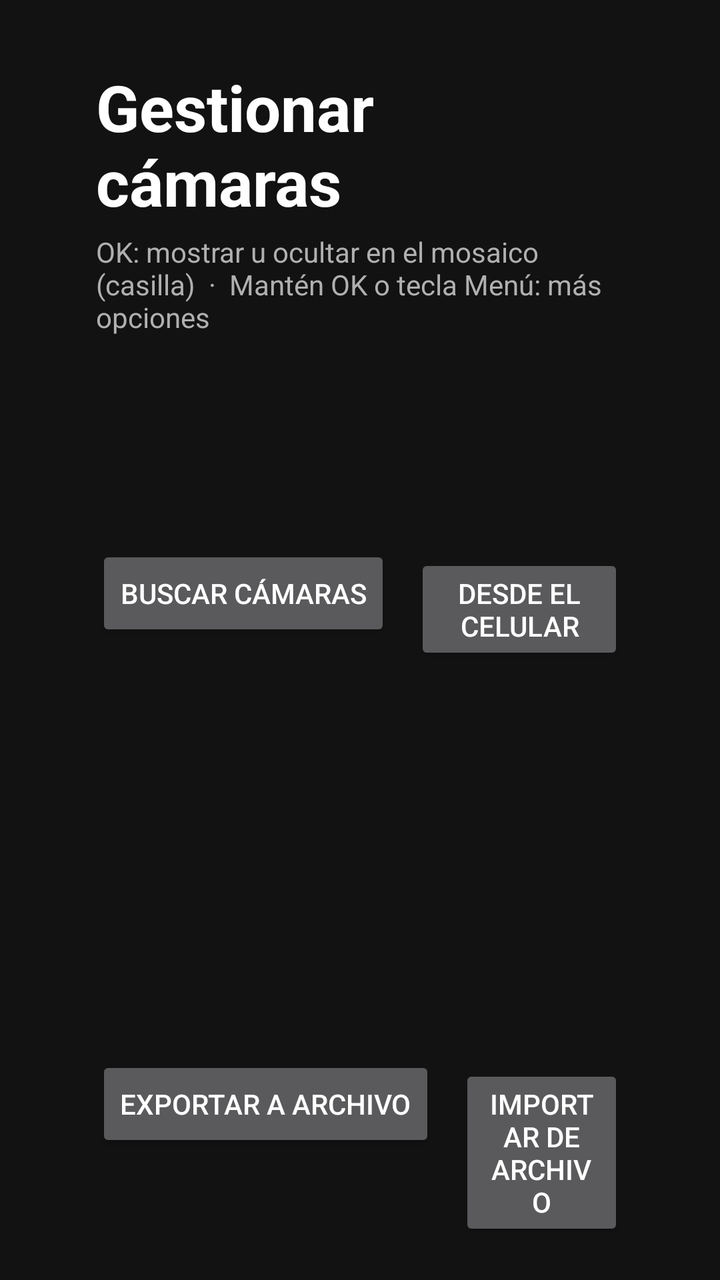
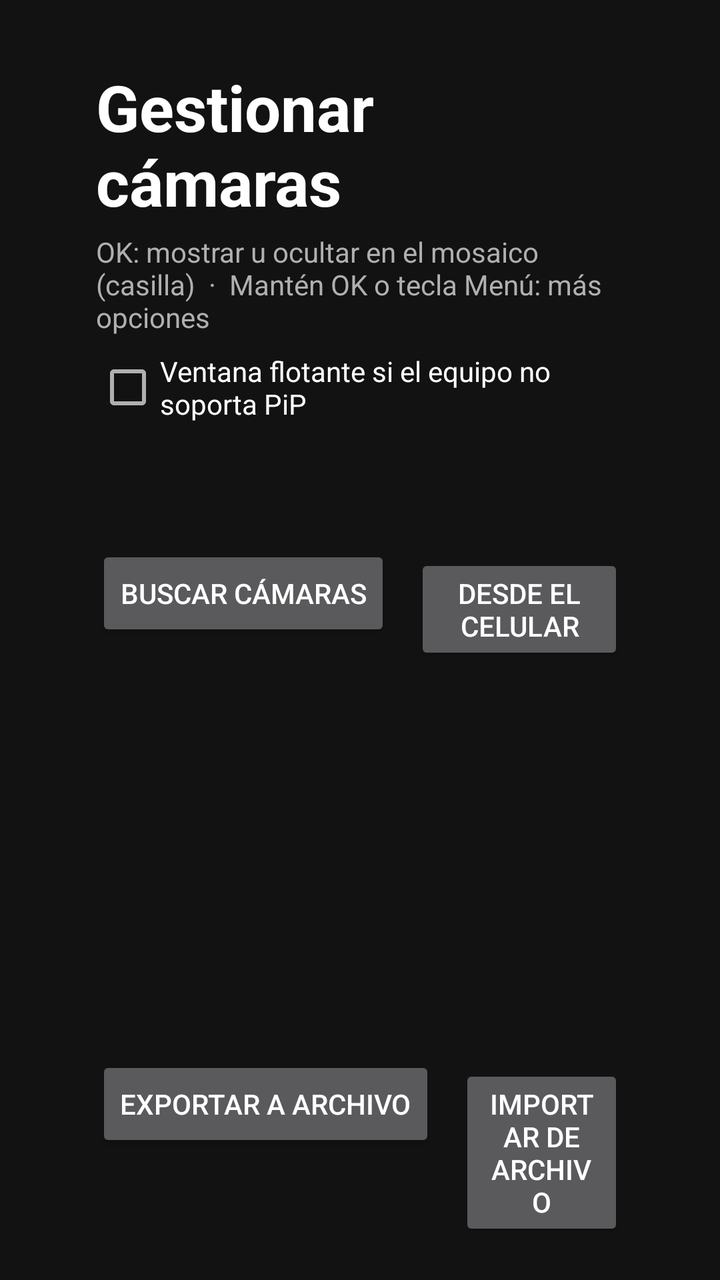

Two renders of the same Android screen: before a commit and after it. Below are the layout's source before the change and the commit's diff.
<!-- AndroidManifest.xml: application theme Theme.TvCamPip -->
<!-- res/layout/activity_manage.xml -->
<?xml version="1.0" encoding="utf-8"?>
<LinearLayout xmlns:android="http://schemas.android.com/apk/res/android"
    android:layout_width="match_parent"
    android:layout_height="match_parent"
    android:background="@color/bg"
    android:orientation="vertical"
    android:paddingStart="48dp"
    android:paddingTop="32dp"
    android:paddingEnd="48dp"
    android:paddingBottom="24dp">

    <TextView
        android:layout_width="wrap_content"
        android:layout_height="wrap_content"
        android:text="Gestionar cámaras"
        android:textColor="@color/text_primary"
        android:textSize="32sp"
        android:textStyle="bold" />

    <TextView
        android:layout_width="wrap_content"
        android:layout_height="wrap_content"
        android:layout_marginTop="4dp"
        android:text="OK: mostrar u ocultar en el mosaico (casilla)  ·  Mantén OK o tecla Menú: más opciones"
        android:textColor="@color/text_secondary"
        android:textSize="14sp" />

    <ListView
        android:id="@+id/list"
        android:layout_width="match_parent"
        android:layout_height="0dp"
        android:layout_marginTop="12dp"
        android:layout_weight="1"
        android:divider="@android:color/transparent"
        android:dividerHeight="4dp"
        android:listSelector="@color/focus" />

    <TextView
        android:id="@+id/empty"
        android:layout_width="match_parent"
        android:layout_height="0dp"
        android:layout_weight="1"
        android:gravity="center"
        android:text="Aún no hay cámaras.\nBúscalas con ONVIF, agrégalas desde el celular o escribe su URL RTSP."
        android:textColor="@color/text_secondary"
        android:textSize="18sp"
        android:visibility="gone" />

    <LinearLayout
        android:layout_width="match_parent"
        android:layout_height="wrap_content"
        android:layout_marginTop="8dp"
        android:orientation="horizontal">

        <Button
            android:id="@+id/btnDiscover"
            android:layout_width="wrap_content"
            android:layout_height="wrap_content"
            android:text="Buscar cámaras" />

        <Button
            android:id="@+id/btnPhone"
            android:layout_width="wrap_content"
            android:layout_height="wrap_content"
            android:layout_marginStart="12dp"
            android:text="Desde el celular" />

        <Button
            android:id="@+id/btnAdd"
            android:layout_width="wrap_content"
            android:layout_height="wrap_content"
            android:layout_marginStart="12dp"
            android:text="Agregar manual" />

        <Button
            android:id="@+id/btnUpdate"
            android:layout_width="wrap_content"
            android:layout_height="wrap_content"
            android:layout_marginStart="12dp"
            android:text="Actualizar app" />
    </LinearLayout>

    <LinearLayout
        android:layout_width="match_parent"
        android:layout_height="wrap_content"
        android:layout_marginTop="4dp"
        android:orientation="horizontal">

        <Button
            android:id="@+id/btnExport"
            android:layout_width="wrap_content"
            android:layout_height="wrap_content"
            android:text="Exportar a archivo" />

        <Button
            android:id="@+id/btnImport"
            android:layout_width="wrap_content"
            android:layout_height="wrap_content"
            android:layout_marginStart="12dp"
            android:text="Importar de archivo" />
    </LinearLayout>
</LinearLayout>
<!-- resources referenced by this layout -->
<resources>
  <color name="bg">#121212</color>
  <color name="focus">#443F8CFF</color>
  <color name="text_primary">#FFFFFF</color>
  <color name="text_secondary">#B0B0B0</color>
  <style name="Theme.TvCamPip" parent="Theme.AppCompat.NoActionBar">
          <item name="android:windowBackground">@color/bg</item>
          <item name="android:textColorPrimary">@color/text_primary</item>
          <item name="android:textColorSecondary">@color/text_secondary</item>
      </style>
</resources>

<!-- the commit's change to res/layout/activity_manage.xml (unified diff, before → after) -->
@@ -24,6 +24,21 @@
         android:text="OK: mostrar u ocultar en el mosaico (casilla)  ·  Mantén OK o tecla Menú: más opciones"
         android:textColor="@color/text_secondary"
         android:textSize="14sp" />
+
+    <CheckBox
+        android:id="@+id/floatingCheck"
+        android:layout_width="wrap_content"
+        android:layout_height="wrap_content"
+        android:layout_marginTop="8dp"
+        android:text="Ventana flotante si el equipo no soporta PiP"
+        android:textColor="@color/text_primary" />
+
+    <TextView
+        android:id="@+id/floatingNote"
+        android:layout_width="wrap_content"
+        android:layout_height="wrap_content"
+        android:textColor="@color/text_secondary"
+        android:textSize="13sp" />
 
     <ListView
         android:id="@+id/list"
